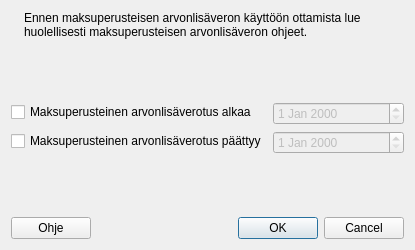
Old version of the form kitupiikki/maaritys/maksuperusteinen.ui in the repository artoh/kitupiikki.
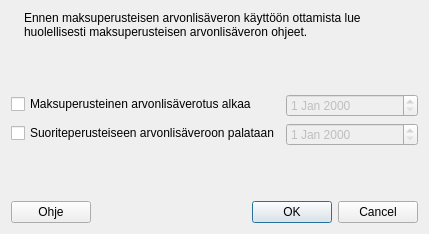
New version of the form. Icons and pictures are not drawn.

What changed in the file:
```diff
--- a/kitupiikki/maaritys/maksuperusteinen.ui
+++ b/kitupiikki/maaritys/maksuperusteinen.ui
@@ -6,8 +6,8 @@
    <rect>
     <x>0</x>
     <y>0</y>
-    <width>415</width>
-    <height>250</height>
+    <width>429</width>
+    <height>234</height>
    </rect>
   </property>
   <property name="windowTitle">
@@ -70,7 +70,7 @@
      <item row="1" column="0">
       <widget class="QCheckBox" name="paattyyCheck">
        <property name="text">
-        <string>Maksuperusteinen arvonlisäverotus päättyy</string>
+        <string>Suoriteperusteiseen arvonlisäveroon palataan</string>
        </property>
       </widget>
      </item>
```
Left out of the diff: 10 changed lines with no effect on the pictures.
